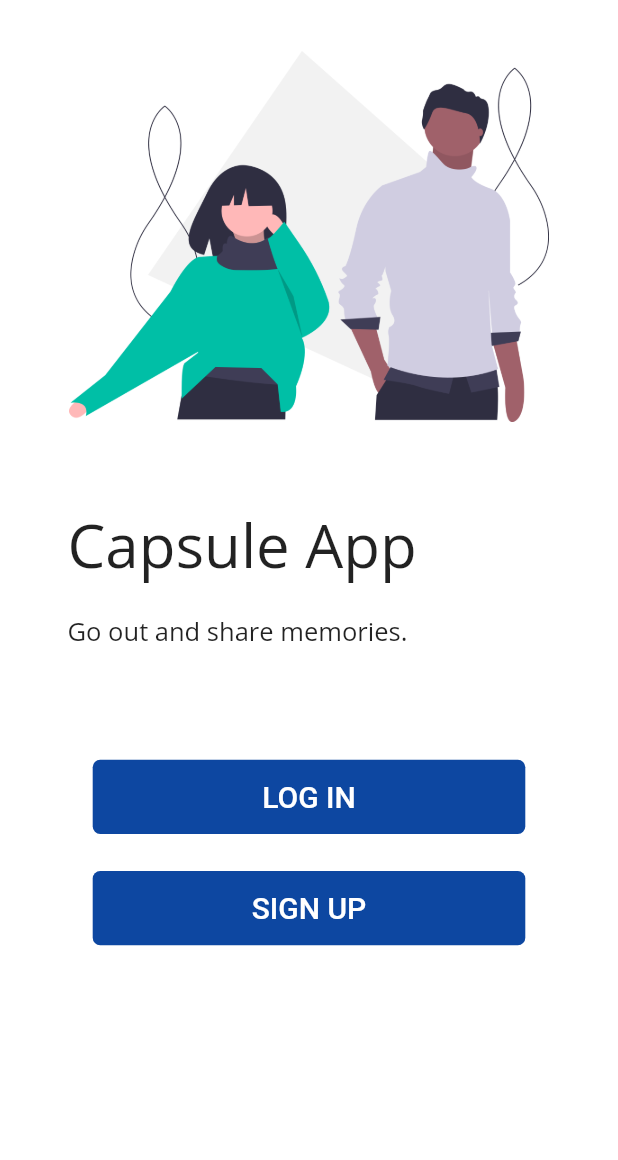
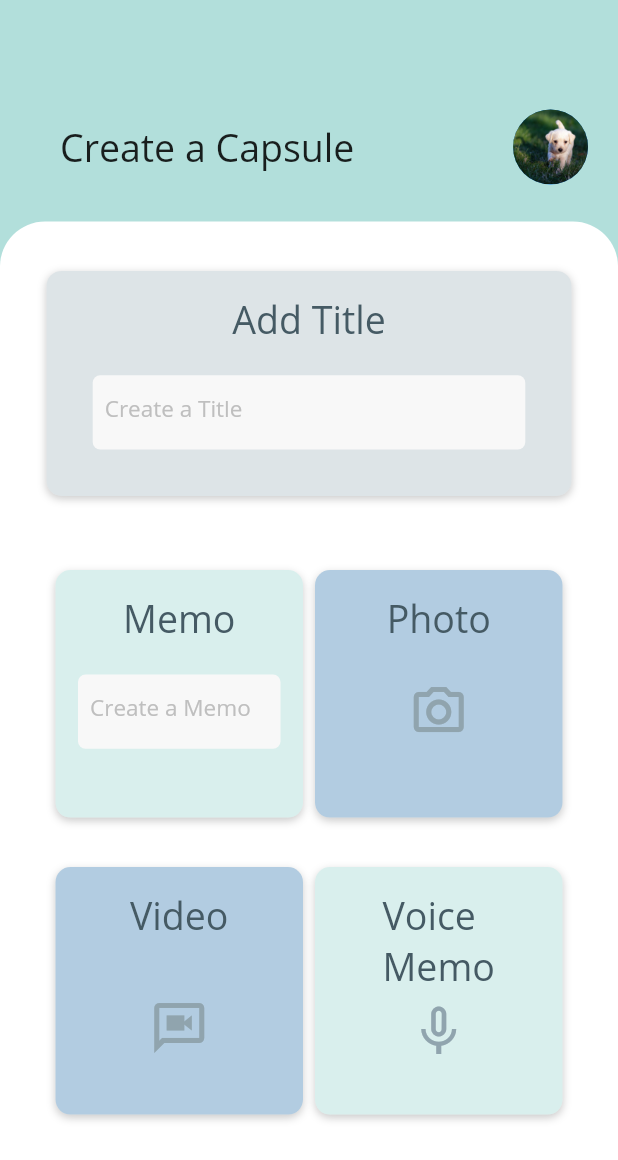
Before and after one commit to YuanSamuel/capsule_map, a Flutter app: the screen it shows after launch, on a phone screen of 412 x 824 dp. Shown: the top 1160 px of the screen. Run offline on Flutter 3.47's test engine with Material 2 defaults, Android fonts, the light colour scheme and no system bars; our stand-ins replace cloud_firestore, firebase_auth, flutter_mobx, image_picker, mobx; accounts and stored records are empty; generated files the repository leaves out were written again.

Commit message:
capsule creation screen finished

```diff
--- a/lib/main.dart
+++ b/lib/main.dart
@@ -1,3 +1,7 @@
+import 'package:capsule_map/screens/capsules/capsule_widget.dart';
+import 'package:capsule_map/screens/capsules/capsules_screen.dart';
+import 'package:capsule_map/screens/createcapsule_screen.dart';
+import 'package:capsule_map/screens/profile_screen.dart';
 import 'package:capsule_map/screens/signup_screen.dart';
 import 'package:capsule_map/screens/welcome_screen.dart';
 import 'package:flutter/material.dart';
@@ -11,7 +15,7 @@ class MyApp extends StatelessWidget {
   Widget build(BuildContext context) {
     return MaterialApp(
       debugShowCheckedModeBanner: false,
-      home: WelcomeScreen(),
+      home: CreateCapsuleScreen(),
     );
   }
 }
--- /dev/null
+++ b/lib/screens/createcapsule_screen.dart
@@ -0,0 +1,375 @@
+import 'package:flutter/material.dart';
+
+class CreateCapsuleScreen extends StatefulWidget {
+  @override
+  _CreateCapsuleScreenState createState() => _CreateCapsuleScreenState();
+}
+
+class _CreateCapsuleScreenState extends State<CreateCapsuleScreen> {
+  @override
+  Widget build(BuildContext context) {
+    double height = MediaQuery.of(context).size.height;
+    double width = MediaQuery.of(context).size.width;
+    return Scaffold(
+      backgroundColor: Colors.teal[100],
+      body: Column(
+        children: [
+          SizedBox(
+            height: height * 0.03,
+          ),
+          Padding(
+            padding: EdgeInsets.only(left: 40.0, top: 40.0),
+            child: Column(
+              children: [
+                SizedBox(
+                  height: height * 0.01,
+                ),
+                Row(
+                  mainAxisAlignment: MainAxisAlignment.spaceBetween,
+                  children: [
+                    Text(
+                      'Create a Capsule',
+                      style: TextStyle(
+                        fontFamily: 'Open_Sans',
+                        fontSize: 25.0,
+                        fontWeight: FontWeight.w400,
+                      ),
+                    ),
+                    Container(
+                      padding: EdgeInsets.symmetric(horizontal: 20.0),
+                      child: CircleAvatar(
+                        radius: 25.0,
+                        backgroundImage: AssetImage('images/dog.png'),
+                      ),
+                    ),
+                  ],
+                ),
+                SizedBox(
+                  height: height * 0.03,
+                ),
+              ],
+            ),
+          ),
+          Expanded(
+            child: Container(
+              width: width,
+              decoration: BoxDecoration(
+                color: Colors.white,
+                borderRadius: BorderRadius.only(
+                  topRight: Radius.circular(30.0),
+                  topLeft: Radius.circular(30.0),
+                ),
+              ),
+              child: Padding(
+                padding: EdgeInsets.symmetric(horizontal: 15.0),
+                child: Column(
+                  children: [
+                    SizedBox(
+                      height: height * 0.04,
+                    ),
+                    Container(
+                      decoration: BoxDecoration(
+                          color: Colors.white,
+                          borderRadius: BorderRadius.circular(10.0),
+                          boxShadow: [
+                            BoxShadow(
+                              color: Colors.black.withOpacity(0.2),
+                              offset: Offset(0, 2),
+                              blurRadius: 4.0,
+                            ),
+                          ]),
+                      child: Container(
+                        height: 150.0,
+                        width: 350.0,
+                        decoration: BoxDecoration(
+                          color: Colors.blueGrey[300].withOpacity(0.3),
+                          borderRadius: BorderRadius.circular(10.0),
+                        ),
+                        child: Padding(
+                          padding: EdgeInsets.symmetric(
+                              horizontal: 15.0, vertical: 15.0),
+                          child: Column(
+                            children: [
+                              Text(
+                                'Add Title',
+                                style: TextStyle(
+                                  fontFamily: 'Open_Sans',
+                                  fontSize: 25.0,
+                                  color: Colors.blueGrey[700],
+                                ),
+                              ),
+                              SizedBox(
+                                height: height * 0.025,
+                              ),
+                              Container(
+                                decoration: BoxDecoration(
+                                  color: Color(0xffF8F8F8),
+                                  borderRadius: BorderRadius.circular(5.0),
+                                ),
+                                height: height * 0.06,
+                                width: width * 0.7,
+                                child: Padding(
+                                  padding: const EdgeInsets.all(8.0),
+                                  child: Center(
+                                    child: TextFormField(
+                                      decoration: InputDecoration(
+                                        border: InputBorder.none,
+                                        hintText: 'Create a Title',
+                                        hintStyle: TextStyle(
+                                          fontFamily: 'Open_Sans',
+                                          fontSize: 15.0,
+                                          fontWeight: FontWeight.w400,
+                                          color: Color(0xffbfbfbf),
+                                        ),
+                                      ),
+                                    ),
+                                  ),
+                                ),
+                              ),
+                            ],
+                          ),
+                        ),
+                      ),
+                    ),
+                    // ______________________________________
+                    SizedBox(
+                      height: height * 0.06,
+                    ),
+                    Padding(
+                      padding: EdgeInsets.symmetric(horizontal: 22.0),
+                      child: Row(
+                        mainAxisAlignment: MainAxisAlignment.spaceBetween,
+                        children: [
+                          Container(
+                            decoration: BoxDecoration(
+                                color: Colors.white,
+                                borderRadius: BorderRadius.circular(10.0),
+                                boxShadow: [
+                                  BoxShadow(
+                                    color: Colors.black.withOpacity(0.2),
+                                    offset: Offset(0, 2),
+                                    blurRadius: 4.0,
+                                  ),
+                                ]),
+                            child: Container(
+                              height: 165.0,
+                              width: 165.0,
+                              decoration: BoxDecoration(
+                                color: Colors.teal[200].withOpacity(0.3),
+                                borderRadius: BorderRadius.circular(10.0),
+                              ),
+                              child: Padding(
+                                padding: EdgeInsets.symmetric(
+                                    horizontal: 15.0, vertical: 15.0),
+                                child: Column(
+                                  children: [
+                                    Text(
+                                      'Memo',
+                                      style: TextStyle(
+                                        fontFamily: 'Open_Sans',
+                                        fontSize: 25.0,
+                                        color: Colors.blueGrey[700],
+                                      ),
+                                    ),
+                                    SizedBox(
+                                      height: height * 0.025,
+                                    ),
+                                    Container(
+                                      decoration: BoxDecoration(
+                                        color: Color(0xffF8F8F8),
+                                        borderRadius:
+                                            BorderRadius.circular(5.0),
+                                      ),
+                                      height: height * 0.06,
+                                      width: width * 0.7,
+                                      child: Padding(
+                                        padding: const EdgeInsets.all(8.0),
+                                        child: Center(
+                                          child: TextFormField(
+                                            decoration: InputDecoration(
+                                              border: InputBorder.none,
+                                              hintText: 'Create a Memo',
+                                              hintStyle: TextStyle(
+                                                fontFamily: 'Open_Sans',
+                                                fontSize: 15.0,
+                                                fontWeight: FontWeight.w400,
+                                                color: Color(0xffbfbfbf),
+                                              ),
+                                            ),
+                                          ),
+                                        ),
+                                      ),
+                                    ),
+                                  ],
+                                ),
+                              ),
+                            ),
+                          ),
+                          Container(
+                            decoration: BoxDecoration(
+                                color: Colors.white,
+                                borderRadius: BorderRadius.circular(10.0),
+                                boxShadow: [
+                                  BoxShadow(
+                                    color: Colors.black.withOpacity(0.2),
+                                    offset: Offset(0, 2),
+                                    blurRadius: 4.0,
+                                  ),
+                                ]),
+                            child: Container(
+                              height: 165.0,
+                              width: 165.0,
+                              decoration: BoxDecoration(
+                                color: Colors.lightBlue[900].withOpacity(0.3),
+                                borderRadius: BorderRadius.circular(10.0),
+                              ),
+                              child: Padding(
+                                padding: EdgeInsets.symmetric(
+                                    horizontal: 15.0, vertical: 15.0),
+                                child: Column(
+                                  children: [
+                                    Text(
+                                      'Photo',
+                                      style: TextStyle(
+                                        fontFamily: 'Open_Sans',
+                                        fontSize: 25.0,
+                                        color: Colors.blueGrey[700],
+                                      ),
+                                    ),
+                                    SizedBox(
+                                      height: height * 0.025,
+                                    ),
+                                    Container(
+                                      width: 50.0,
+                                      height: 50.0,
+                                      child: Icon(
+                                        Icons.camera_alt_outlined,
+                                        size: 40.0,
+                                        color: Colors.blueGrey[300],
+                                      ),
+                                    ),
+                                  ],
+                                ),
+                              ),
+                            ),
+                          ),
+                        ],
+                      ),
+                    ),
+                    SizedBox(
+                      height: height * 0.04,
+                    ),
+                    Padding(
+                      padding: EdgeInsets.symmetric(horizontal: 22.0),
+                      child: Row(
+                        mainAxisAlignment: MainAxisAlignment.spaceBetween,
+                        children: [
+                          Container(
+                            decoration: BoxDecoration(
+                                color: Colors.white,
+                                borderRadius: BorderRadius.circular(10.0),
+                                boxShadow: [
+                                  BoxShadow(
+                                    color: Colors.black.withOpacity(0.2),
+                                    offset: Offset(0, 2),
+                                    blurRadius: 4.0,
+                                  ),
+                                ]),
+                            child: Container(
+                              height: 165.0,
+                              width: 165.0,
+                              decoration: BoxDecoration(
+                                color: Colors.lightBlue[900].withOpacity(0.3),
+                                borderRadius: BorderRadius.circular(10.0),
+                              ),
+                              child: Padding(
+                                padding: EdgeInsets.symmetric(
+                                    horizontal: 15.0, vertical: 15.0),
+                                child: Column(
+                                  children: [
+                                    Text(
+                                      'Video',
+                                      style: TextStyle(
+                                        fontFamily: 'Open_Sans',
+                                        fontSize: 25.0,
+                                        color: Colors.blueGrey[700],
+                                      ),
+                                    ),
+                                    SizedBox(
+                                      height: height * 0.04,
+                                    ),
+                                    Container(
+                                      width: 50.0,
+                                      height: 50.0,
+                                      child: Icon(
+                                        Icons.voice_chat_outlined,
+                                        size: 40.0,
+                                        color: Colors.blueGrey[300],
+                                      ),
+                                    ),
+                                  ],
+                                ),
+                              ),
+                            ),
+                          ),
+                          Container(
+                            decoration: BoxDecoration(
+                                color: Colors.white,
+                                borderRadius: BorderRadius.circular(10.0),
+                                boxShadow: [
+                                  BoxShadow(
+                                    color: Colors.black.withOpacity(0.2),
+                                    offset: Offset(0, 2),
+                                    blurRadius: 4.0,
+                                  ),
+                                ]),
+                            child: Container(
+                              height: 165.0,
+                              width: 165.0,
+                              decoration: BoxDecoration(
+                                color: Colors.teal[200].withOpacity(0.3),
+                                borderRadius: BorderRadius.circular(10.0),
+                              ),
+                              child: Padding(
+                                padding: EdgeInsets.symmetric(
+                                    horizontal: 15.0, vertical: 15.0),
+                                child: Column(
+                                  children: [
+                                    Padding(
+                                      padding: EdgeInsets.only(left: 30.0),
+                                      child: Text(
+                                        'Voice Memo',
+                                        style: TextStyle(
+                                          fontFamily: 'Open_Sans',
+                                          fontSize: 25.0,
+                                          color: Colors.blueGrey[700],
+                                        ),
+                                      ),
+                                    ),
+                                    Container(
+                                      width: 50.0,
+                                      height: 50.0,
+                                      child: Icon(
+                                        Icons.keyboard_voice_outlined,
+                                        size: 40.0,
+                                        color: Colors.blueGrey[300],
+                                      ),
+                                    ),
+                                  ],
+                                ),
+                              ),
+                            ),
+                          ),
+                        ],
+                      ),
+                    ),
+                  ],
+                ),
+              ),
+            ),
+          ),
+        ],
+      ),
+    );
+  }
+}
```
